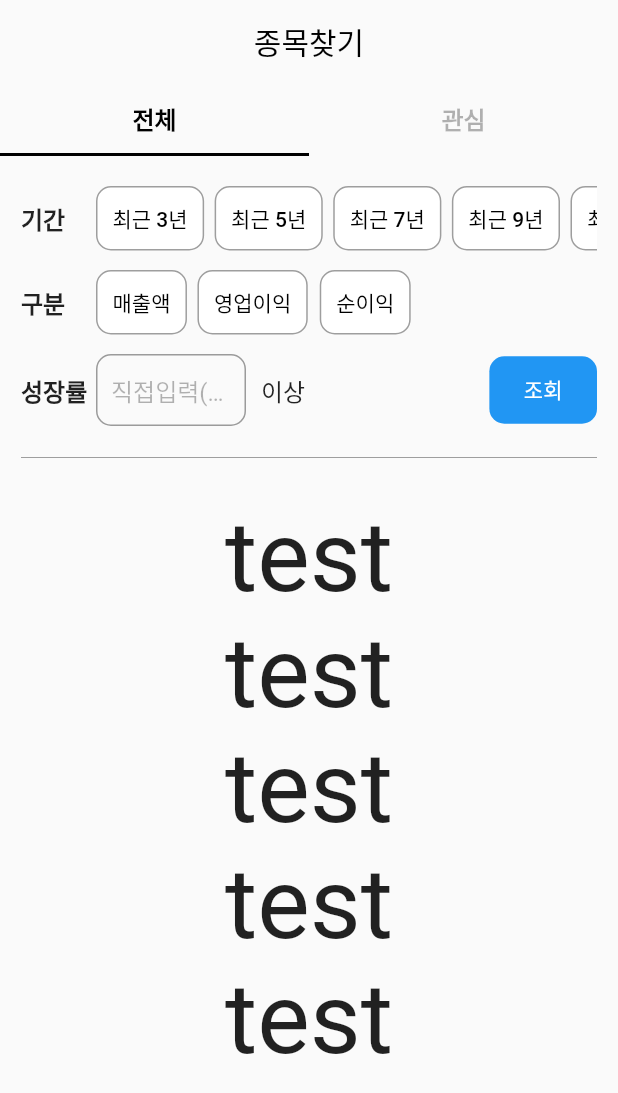
After one commit to bangProgram/jb_finance, a Flutter app: the FinanceScreen screen opened directly, on a phone screen of 412 x 824 dp. The commit adds this screen. Shown: the top 1093 px of the screen. Run offline on Flutter 3.47's test engine with Material 2 defaults, Android fonts, the phone set to English and light mode, and no system bars; our stand-ins replace flutter_riverpod, font_awesome_flutter, go_router, google_sign_in, image_picker; missing offline and left inert: flutter_naver_login, kakao_flutter_sdk, kakao_flutter_sdk_common; Roboto replaces fonts that are missing (AppleSDGothicNeo).

Commit message:
20231109 commit
종목찾기 작업중

```diff
--- a/lib/main.dart
+++ b/lib/main.dart
@@ -28,7 +28,10 @@ class JBFinance extends ConsumerWidget {
     return SafeArea(
       child: MaterialApp.router(
         title: "주토피아",
-        theme: ThemeData(fontFamily: 'AppleSDGothicNeo'),
+        theme: ThemeData(
+          fontFamily: 'AppleSDGothicNeo',
+          colorScheme: const ColorScheme.light(background: Colors.white),
+        ),
         routerConfig: ref.watch(routerProvider),
       ),
     );
--- a/lib/member/authentications.dart
+++ b/lib/member/authentications.dart
@@ -15,7 +15,7 @@ class Authentications {
     memberId = "";
   }
 
-  void setToken({String? token, String? userId}) {
+  Future<void> setToken({String? token, String? userId}) async {
     memberToken = token;
     if (userId != null) {
       memberId = userId;
--- a/lib/member/login/view_models/login_vm.dart
+++ b/lib/member/login/view_models/login_vm.dart
@@ -16,6 +16,7 @@ import 'package:jb_finance/member/main/repos/member_repo.dart';
 import 'package:jb_finance/member/signup/models/signup_model.dart';
 import 'package:jb_finance/member/signup/repos/signup_repo.dart';
 import 'package:jb_finance/navigation/portfolio/views/portfolio_screen.dart';
+import 'package:jb_finance/navigation/setting/profile/view_models/profile_vm.dart';
 import 'package:jb_finance/utils.dart';
 import 'package:kakao_flutter_sdk/kakao_flutter_sdk.dart';
 
@@ -38,6 +39,7 @@ class LoginVM extends AsyncNotifier<MemberModel> {
     _loginRepo = ref.read(loginRepo);
     _memberRepo = ref.read(memberRepo);
     _signupRepo = ref.read(signupRepo);
+
     if (_auth.isLogin) {
       final memberData = await _memberRepo.getMember(_auth.getUserId);
       return MemberModel.fromJson(memberData);
@@ -61,7 +63,9 @@ class LoginVM extends AsyncNotifier<MemberModel> {
       return;
     } else {
       print('token 발급 세팅 : $token');
-      _auth.setToken(token: token, userId: loginData.userId);
+      final userId = loginData.userId;
+      await _auth.setToken(token: token, userId: userId);
+      ref.read(profileVMProvider.notifier).getMember();
       context.go(PortfolioScreen.routeURL);
     }
   }
--- /dev/null
+++ b/lib/navigation/finance/views/finance_corporation_screen.dart
@@ -0,0 +1,314 @@
+import 'package:flutter/material.dart';
+import 'package:jb_finance/navigation/finance/widgets/select_account_widget.dart';
+import 'package:jb_finance/navigation/finance/widgets/select_date_widget.dart';
+
+class FinanceCorpScreen extends StatefulWidget {
+  const FinanceCorpScreen({super.key});
+
+  @override
+  State<FinanceCorpScreen> createState() => _FinanceCorpScreenState();
+}
+
+class _FinanceCorpScreenState extends State<FinanceCorpScreen> {
+  int stYear = 2023;
+  late int edYear;
+  int diffYear = 0;
+
+  List<String> accountList = [];
+
+  void _selectDate(int diff) async {
+    setState(() {
+      if (diffYear != diff) {
+        diffYear = diff;
+      } else {
+        diffYear = 0;
+      }
+    });
+  }
+
+  void _selectAccount(String account) {
+    setState(() {
+      if (!accountList.contains(account)) {
+        accountList.add(account);
+      } else {
+        accountList.remove(account);
+      }
+    });
+  }
+
+  @override
+  Widget build(BuildContext context) {
+    return Scaffold(
+      body: Column(
+        children: [
+          Container(
+            padding: const EdgeInsets.symmetric(
+              vertical: 20,
+              horizontal: 14,
+            ),
+            child: Column(
+              children: [
+                Row(
+                  children: [
+                    Container(
+                      width: 50,
+                      alignment: Alignment.centerLeft,
+                      child: const Text(
+                        '기간',
+                        style: TextStyle(
+                          fontSize: 16,
+                          fontWeight: FontWeight.w600,
+                        ),
+                      ),
+                    ),
+                    Expanded(
+                      child: SingleChildScrollView(
+                        scrollDirection: Axis.horizontal,
+                        child: Row(
+                          children: [
+                            GestureDetector(
+                              onTap: () => _selectDate(3),
+                              child: SelectDateWidget(
+                                  thisYear: 3, diffYear: diffYear),
+                            ),
+                            const SizedBox(
+                              width: 7,
+                            ),
+                            GestureDetector(
+                              onTap: () => _selectDate(5),
+                              child: SelectDateWidget(
+                                  thisYear: 5, diffYear: diffYear),
+                            ),
+                            const SizedBox(
+                              width: 7,
+                            ),
+                            GestureDetector(
+                              onTap: () => _selectDate(7),
+                              child: SelectDateWidget(
+                                  thisYear: 7, diffYear: diffYear),
+                            ),
+                            const SizedBox(
+                              width: 7,
+                            ),
+                            GestureDetector(
+                              onTap: () => _selectDate(9),
+                              child: SelectDateWidget(
+                                  thisYear: 9, diffYear: diffYear),
+                            ),
+                            const SizedBox(
+                              width: 7,
+                            ),
+                            GestureDetector(
+                              onTap: () => _selectDate(10),
+                              child: SelectDateWidget(
+                                  thisYear: 10, diffYear: diffYear),
+                            ),
+                          ],
+                        ),
+                      ),
+                    ),
+                  ],
+                ),
+                const SizedBox(
+                  height: 13,
+                ),
+                Row(
+                  children: [
+                    Container(
+                      width: 50,
+                      alignment: Alignment.centerLeft,
+                      child: const Text(
+                        '구분',
+                        style: TextStyle(
+                          fontSize: 16,
+                          fontWeight: FontWeight.w600,
+                        ),
+                      ),
+                    ),
+                    Expanded(
+                      child: SingleChildScrollView(
+                        scrollDirection: Axis.horizontal,
+                        child: Row(
+                          children: [
+                            GestureDetector(
+                              onTap: () => _selectAccount('매출액'),
+                              child: SelectAccountWidget(
+                                thisAccount: '매출액',
+                                accountList: accountList,
+                              ),
+                            ),
+                            const SizedBox(
+                              width: 7,
+                            ),
+                            GestureDetector(
+                              onTap: () => _selectAccount('영업이익'),
+                              child: SelectAccountWidget(
+                                thisAccount: '영업이익',
+                                accountList: accountList,
+                              ),
+                            ),
+                            const SizedBox(
+                              width: 8,
+                            ),
+                            GestureDetector(
+                              onTap: () => _selectAccount('순이익'),
+                              child: SelectAccountWidget(
+                                thisAccount: '순이익',
+                                accountList: accountList,
+                              ),
+                            ),
+                          ],
+                        ),
+                      ),
+                    ),
+                  ],
+                ),
+                const SizedBox(
+                  height: 13,
+                ),
+                Row(
+                  children: [
+                    Container(
+                      width: 50,
+                      alignment: Alignment.centerLeft,
+                      child: const Text(
+                        '성장률',
+                        style: TextStyle(
+                          fontSize: 16,
+                          fontWeight: FontWeight.w600,
+                        ),
+                      ),
+                    ),
+                    SizedBox(
+                      width: 100,
+                      child: TextField(
+                        decoration: InputDecoration(
+                          hintText: '직접입력(%)',
+                          hintStyle: TextStyle(
+                            color: Colors.black.withOpacity(0.3),
+                          ),
+                          focusedBorder: const OutlineInputBorder(
+                            borderRadius: BorderRadius.all(
+                              Radius.circular(10),
+                            ),
+                          ),
+                          contentPadding: const EdgeInsets.all(10),
+                          border: const OutlineInputBorder(
+                            borderRadius: BorderRadius.all(
+                              Radius.circular(10),
+                            ),
+                            borderSide: BorderSide(
+                              width: 1,
+                            ),
+                          ),
+                        ),
+                      ),
+                    ),
+                    const SizedBox(
+                      width: 10,
+                    ),
+                    const Text(
+                      '이상',
+                      style: TextStyle(
+                        fontSize: 16,
+                        fontWeight: FontWeight.w400,
+                      ),
+                    ),
+                    Expanded(
+                      child: Container(
+                        alignment: Alignment.centerRight,
+                        child: Container(
+                          padding: const EdgeInsets.symmetric(
+                            vertical: 12,
+                            horizontal: 23,
+                          ),
+                          decoration: BoxDecoration(
+                            color: Colors.blue,
+                            borderRadius: BorderRadius.circular(10),
+                          ),
+                          child: const Text(
+                            '조회',
+                            textAlign: TextAlign.center,
+                            style: TextStyle(
+                              color: Colors.white,
+                            ),
+                          ),
+                        ),
+                      ),
+                    ),
+                  ],
+                ),
+                const SizedBox(
+                  height: 13,
+                ),
+                Row(
+                  mainAxisAlignment: MainAxisAlignment.end,
+                  children: [
+                    if (diffYear != 0)
+                      Text(
+                        '* 최근 $diffYear년 기준',
+                        style: TextStyle(
+                          color: Colors.black.withOpacity(0.3),
+                          fontSize: 14,
+                        ),
+                      )
+                  ],
+                ),
+                const Divider(
+                  color: Colors.grey,
+                ),
+              ],
+            ),
+          ),
+          Expanded(
+            child: ListView(
+              scrollDirection: Axis.vertical,
+              children: [
+                Container(
+                  child: const Center(
+                    child: Text(
+                      'test',
+                      style: TextStyle(fontSize: 66),
+                    ),
+                  ),
+                ),
+                Container(
+                  child: const Center(
+                    child: Text(
+                      'test',
+                      style: TextStyle(fontSize: 66),
+                    ),
+                  ),
+                ),
+                Container(
+                  child: const Center(
+                    child: Text(
+                      'test',
+                      style: TextStyle(fontSize: 66),
+                    ),
+                  ),
+                ),
+                Container(
+                  child: const Center(
+                    child: Text(
+                      'test',
+                      style: TextStyle(fontSize: 66),
+                    ),
+                  ),
+                ),
+                Container(
+                  child: const Center(
+                    child: Text(
+                      'test',
+                      style: TextStyle(fontSize: 66),
+                    ),
+                  ),
+                ),
+              ],
+            ),
+          ),
+        ],
+      ),
+    );
+  }
+}
--- a/lib/navigation/finance/views/finance_screen.dart
+++ b/lib/navigation/finance/views/finance_screen.dart
@@ -1,4 +1,6 @@
 import 'package:flutter/material.dart';
+import 'package:jb_finance/navigation/finance/views/finance_corporation_screen.dart';
+import 'package:jb_finance/utils.dart';
 
 class FinanceScreen extends StatefulWidget {
   static const String routeName = "finance";
@@ -13,13 +15,56 @@ class FinanceScreen extends StatefulWidget {
 class _FinanceScreenState extends State<FinanceScreen> {
   @override
   Widget build(BuildContext context) {
-    return Scaffold(
-      appBar: AppBar(
-        centerTitle: true,
-        title: const Text('주식'),
-        elevation: 0,
-        foregroundColor: Colors.black,
-        backgroundColor: Colors.transparent,
+    return DefaultTabController(
+      length: 2,
+      child: GestureDetector(
+        onTap: () => focusOut(context),
+        child: Scaffold(
+          body: NestedScrollView(
+            headerSliverBuilder: (context, innerBoxIsScrolled) {
+              return [
+                SliverAppBar(
+                  centerTitle: true,
+                  title: const Text('종목찾기'),
+                  elevation: 0,
+                  foregroundColor: Colors.black,
+                  backgroundColor: Colors.transparent,
+                  bottom: TabBar(
+                    labelColor: Colors.black,
+                    indicatorColor: Colors.black,
+                    unselectedLabelColor: Colors.black.withOpacity(0.3),
+                    tabs: const [
+                      Tab(
+                        child: Text(
+                          '전체',
+                          style: TextStyle(
+                            fontSize: 16,
+                            fontWeight: FontWeight.w700,
+                          ),
+                        ),
+                      ),
+                      Tab(
+                        child: Text(
+                          '관심',
+                          style: TextStyle(
+                            fontSize: 16,
+                            fontWeight: FontWeight.w700,
+                          ),
+                        ),
+                      ),
+                    ],
+                  ),
+                )
+              ];
+            },
+            body: TabBarView(
+              children: [
+                const FinanceCorpScreen(),
+                Container(),
+              ],
+            ),
+          ),
+        ),
       ),
     );
   }
--- /dev/null
+++ b/lib/navigation/finance/widgets/select_account_widget.dart
@@ -0,0 +1,38 @@
+import 'package:flutter/material.dart';
+
+class SelectAccountWidget extends StatelessWidget {
+  final String thisAccount;
+  final List<String> accountList;
+
+  const SelectAccountWidget({
+    super.key,
+    required this.thisAccount,
+    required this.accountList,
+  });
+
+  @override
+  Widget build(BuildContext context) {
+    return Container(
+      padding: const EdgeInsets.all(10),
+      decoration: BoxDecoration(
+        color: accountList.contains(thisAccount)
+            ? const Color(0xFF333333)
+            : Colors.white,
+        border: Border.all(
+          color: Colors.grey,
+          width: 1,
+        ),
+        borderRadius: BorderRadius.circular(10),
+      ),
+      child: Text(
+        thisAccount,
+        style: TextStyle(
+          color:
+              accountList.contains(thisAccount) ? Colors.white : Colors.black,
+          fontSize: 14,
+          fontWeight: FontWeight.w500,
+        ),
+      ),
+    );
+  }
+}
--- /dev/null
+++ b/lib/navigation/finance/widgets/select_date_widget.dart
@@ -0,0 +1,35 @@
+import 'package:flutter/material.dart';
+
+class SelectDateWidget extends StatelessWidget {
+  final int thisYear;
+  final int diffYear;
+
+  const SelectDateWidget({
+    super.key,
+    required this.thisYear,
+    required this.diffYear,
+  });
+
+  @override
+  Widget build(BuildContext context) {
+    return Container(
+      padding: const EdgeInsets.all(10),
+      decoration: BoxDecoration(
+        color: diffYear == thisYear ? const Color(0xFF333333) : Colors.white,
+        border: Border.all(
+          color: Colors.grey,
+          width: 1,
+        ),
+        borderRadius: BorderRadius.circular(10),
+      ),
+      child: Text(
+        '최근 $thisYear년',
+        style: TextStyle(
+          color: diffYear == thisYear ? Colors.white : Colors.black,
+          fontSize: 14,
+          fontWeight: FontWeight.w500,
+        ),
+      ),
+    );
+  }
+}
```
